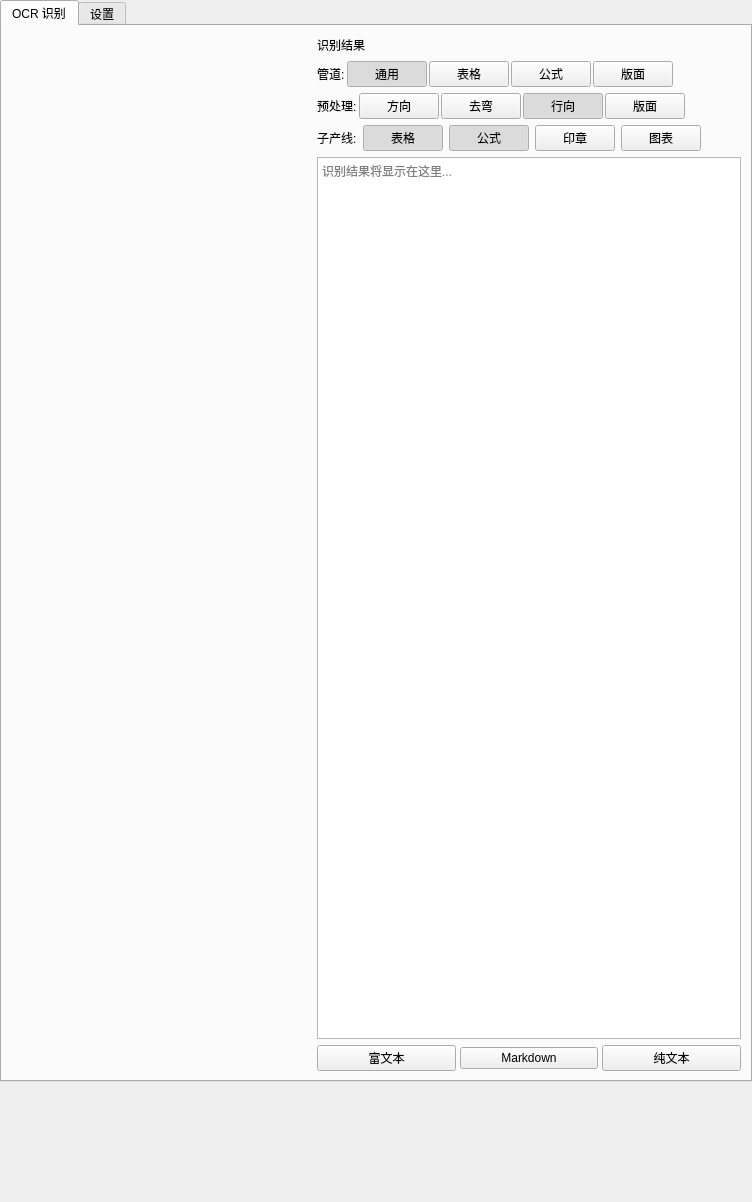
Before: the Qt Designer form src/vibeocr/ui/main_window.ui in FelixJI/VibeOCR, drawn with Qt 5.
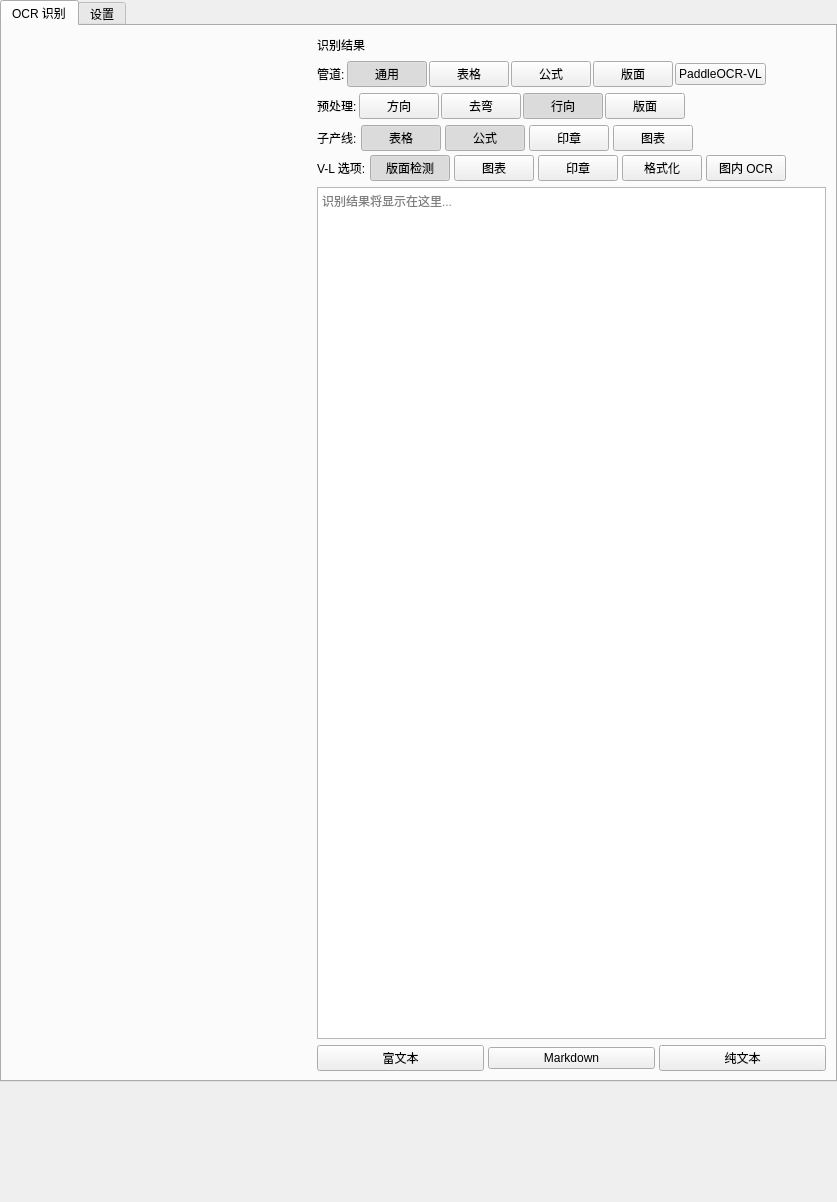
After: the same form once the commit is applied. Custom widgets are drawn as their Qt base class.

Commit message:
feat(ocr): 新增 PaddleOCR-VL 多模态文档解析管道支持
- 扩展 PreprocessOptions 支持 PaddleOCR-VL 管道及其专属参数
- 修改 BatchQueueManager 支持 PaddleOCR-VL 与 PP-StructureV3 管道实例管理
- OCRService 中新增 _recognize_paddleocr_vl 方法实现 PaddleOCR-VL 识别逻辑
- 批量推理调用根据管道类型动态传递参数，支持 PaddleOCR-VL 特有选项
- 主窗口界面添加 PaddleOCR-VL 管道选项及相关子选项按钮显示控制
- 预处理选项组件增加管道选择下拉框及 PaddleOCR-VL 选项配置支持
- 优化批量管理器初始化逻辑，允许同时维护多管道的管理实例
- 增加 UI 控件及布局调整，支持 PaddleOCR-VL 的端到端文档解析配置

Patch:
```diff
--- a/src/vibeocr/ui/main_window.ui
+++ b/src/vibeocr/ui/main_window.ui
@@ -189,6 +189,25 @@
               </property>
              </widget>
             </item>
+            <item>
+             <widget class="QPushButton" name="btnPipelinePaddleOCRVL">
+              <property name="toolTip">
+               <string>PaddleOCR-VL：端到端文档解析，支持表格、公式、印章、图表等（v1.5 支持异形框定位）</string>
+              </property>
+              <property name="text">
+               <string>PaddleOCR-VL</string>
+              </property>
+              <property name="checkable">
+               <bool>true</bool>
+              </property>
+              <property name="checked">
+               <bool>false</bool>
+              </property>
+              <property name="autoExclusive">
+               <bool>true</bool>
+              </property>
+             </widget>
+            </item>
             <item>
              <spacer name="horizontalSpacerPipeline">
               <property name="orientation">
@@ -300,7 +319,7 @@
             <property name="visible">
              <bool>false</bool>
             </property>
-            <layout class="QHBoxLayout" name="subPipelineLayout">
+            <layout class="QVBoxLayout" name="subPipelineLayout">
              <property name="leftMargin">
               <number>0</number>
              </property>
@@ -313,6 +332,11 @@
              <property name="bottomMargin">
               <number>0</number>
              </property>
+             <property name="spacing">
+              <number>4</number>
+             </property>
+             <item>
+              <layout class="QHBoxLayout" name="ppStructureLayout">
              <item>
               <widget class="QLabel" name="labelSubPipelines">
                <property name="text">
@@ -398,6 +422,112 @@
               </spacer>
              </item>
             </layout>
+             </item>
+             <item>
+              <layout class="QHBoxLayout" name="paddleocrVlLayout">
+               <item>
+                <widget class="QLabel" name="labelVlOptions">
+                 <property name="text">
+                  <string>V-L 选项:</string>
+                 </property>
+                </widget>
+               </item>
+               <item>
+                <widget class="QPushButton" name="btnVlLayout">
+                 <property name="toolTip">
+                  <string>启用版面区域检测排序（默认开启）</string>
+                 </property>
+                 <property name="text">
+                  <string>版面检测</string>
+                 </property>
+                 <property name="checkable">
+                  <bool>true</bool>
+                 </property>
+                 <property name="checked">
+                  <bool>true</bool>
+                 </property>
+                </widget>
+               </item>
+               <item>
+                <widget class="QPushButton" name="btnVlChart">
+                 <property name="toolTip">
+                  <string>启用图表解析功能</string>
+                 </property>
+                 <property name="text">
+                  <string>图表</string>
+                 </property>
+                 <property name="checkable">
+                  <bool>true</bool>
+                 </property>
+                 <property name="checked">
+                  <bool>false</bool>
+                 </property>
+                </widget>
+               </item>
+               <item>
+                <widget class="QPushButton" name="btnVlSeal">
+                 <property name="toolTip">
+                  <string>启用印章识别功能（v1.5 新增）</string>
+                 </property>
+                 <property name="text">
+                  <string>印章</string>
+                 </property>
+                 <property name="checkable">
+                  <bool>true</bool>
+                 </property>
+                 <property name="checked">
+                  <bool>false</bool>
+                 </property>
+                </widget>
+               </item>
+               <item>
+                <widget class="QPushButton" name="btnVlFormat">
+                 <property name="toolTip">
+                  <string>将结果格式化为 Markdown 格式</string>
+                 </property>
+                 <property name="text">
+                  <string>格式化</string>
+                 </property>
+                 <property name="checkable">
+                  <bool>true</bool>
+                 </property>
+                 <property name="checked">
+                  <bool>false</bool>
+                 </property>
+                </widget>
+               </item>
+               <item>
+                <widget class="QPushButton" name="btnVlOcrImage">
+                 <property name="toolTip">
+                  <string>对图片块中的文字进行 OCR 识别</string>
+                 </property>
+                 <property name="text">
+                  <string>图内 OCR</string>
+                 </property>
+                 <property name="checkable">
+                  <bool>true</bool>
+                 </property>
+                 <property name="checked">
+                  <bool>false</bool>
+                 </property>
+                </widget>
+               </item>
+               <item>
+                <spacer name="horizontalSpacerVl">
+                 <property name="orientation">
+                  <enum>Qt::Horizontal</enum>
+                 </property>
+                 <property name="sizeHint" stdset="0">
+                  <size>
+                   <width>40</width>
+                   <height>20</height>
+                  </size>
+                 </property>
+                </spacer>
+               </item>
+              </layout>
+             </item>
+            </layout>
            </widget>
           </item>
           <item>
```
Left out of the diff: 13 changed lines with no effect on the pictures. Lines whose indentation alone changed are shown as unchanged. The commit also changes 6 other files.
